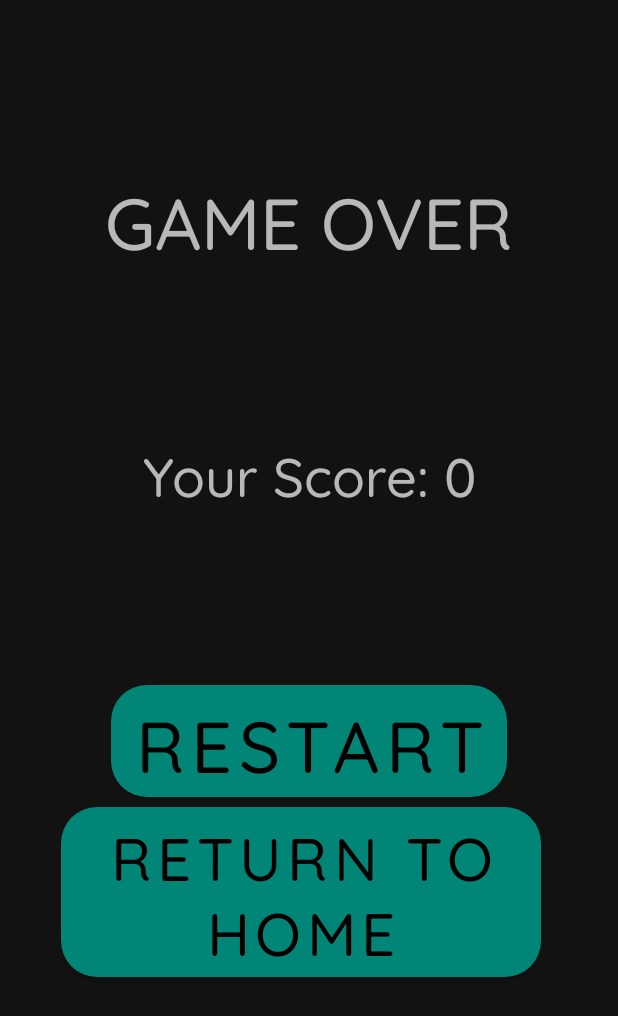
After one commit to DrewSchmitt2513/physics-based-game, an Android app: the EndActivity screen opened directly, with no data from a screen before it, on a phone screen of 412 x 824 dp. The commit adds this screen. Shown: the top 1016 px of the screen. Run offline under Robolectric (Android 15) with nearby library versions, the phone set to English and light mode, and no system bars; 1 statement that could not run was skipped.

Commit message:
Created an end screen and shifted around some methods from the GameView to the GameThread to hopefully mitigate frame skips.

```diff
--- a/App/app/src/main/AndroidManifest.xml
+++ b/App/app/src/main/AndroidManifest.xml
@@ -9,7 +9,8 @@
         android:roundIcon="@mipmap/ic_launcher_round"
         android:supportsRtl="true"
         android:theme="@style/AppTheme">
-        <activity android:name=".GameActivity"></activity>
+        <activity android:name=".EndActivity" />
+        <activity android:name=".GameActivity" android:parentActivityName=".MainActivity"/>
         <activity android:name=".MainActivity">
             <intent-filter>
                 <action android:name="android.intent.action.MAIN" />
--- /dev/null
+++ b/App/app/src/main/java/com/example/physicsbasedgame/EndActivity.java
@@ -0,0 +1,65 @@
+package com.example.physicsbasedgame;
+
+import android.annotation.SuppressLint;
+import android.content.Intent;
+import android.os.Bundle;
+import android.view.View;
+import android.widget.Button;
+import android.widget.TextView;
+
+import androidx.annotation.NonNull;
+import androidx.appcompat.app.AppCompatActivity;
+
+public class EndActivity extends AppCompatActivity {
+
+    private Button btnRestart;
+    private Button btnMenu;
+
+    private TextView txtScore;
+
+    @SuppressLint({"SetTextI18n", "DefaultLocale"})
+    @Override
+    protected void onCreate(Bundle savedInstanceState) {
+        super.onCreate(savedInstanceState);
+        setContentView(R.layout.activity_end);
+
+        Bundle extras = getIntent().getExtras();
+
+        btnRestart = findViewById(R.id.btnRestart);
+
+        btnMenu = findViewById(R.id.btnMenu);
+
+        txtScore = findViewById(R.id.text_final_score);
+
+        @NonNull int score = extras.getInt("FINAL_SCORE");
+
+        txtScore.setText(String.format("Your Score: %d", score));
+
+        btnRestart.setOnClickListener(new View.OnClickListener() {
+            @Override
+            public void onClick(View v) {
+                Intent i = new Intent(EndActivity.this, GameActivity.class);
+
+                startActivity(i);
+                finish();
+            }
+        });
+
+        btnMenu.setOnClickListener(new View.OnClickListener() {
+            @Override
+            public void onClick(View v) {
+                Intent i = new Intent(EndActivity.this, MainActivity.class);
+
+                startActivity(i);
+                finish();
+            }
+        });
+    }
+
+    @Override
+    public void onBackPressed() {
+        Intent i = new Intent(EndActivity.this, MainActivity.class);
+        startActivity(i);
+        finish();
+    }
+}
--- a/App/app/src/main/java/com/example/physicsbasedgame/MainActivity.java
+++ b/App/app/src/main/java/com/example/physicsbasedgame/MainActivity.java
@@ -27,4 +27,9 @@ public class MainActivity extends AppCompatActivity {
             }
         });
     }
+
+    @Override
+    public void onBackPressed() {
+        finish();
+    }
 }
--- /dev/null
+++ b/App/app/src/main/res/layout/activity_end.xml
@@ -0,0 +1,62 @@
+<?xml version="1.0" encoding="utf-8"?>
+<androidx.constraintlayout.widget.ConstraintLayout xmlns:android="http://schemas.android.com/apk/res/android"
+    xmlns:app="http://schemas.android.com/apk/res-auto"
+    xmlns:tools="http://schemas.android.com/tools"
+    android:layout_width="match_parent"
+    android:layout_height="match_parent"
+    tools:context=".EndActivity">
+
+    <TextView
+        android:id="@+id/text_final_score"
+        android:layout_width="wrap_content"
+        android:layout_height="wrap_content"
+        android:layout_marginTop="145dp"
+        android:text="@string/final_score"
+        android:textAlignment="center"
+        android:textSize="36sp"
+        app:layout_constraintBottom_toTopOf="@+id/btnRestart"
+        app:layout_constraintEnd_toEndOf="parent"
+        app:layout_constraintStart_toStartOf="parent"
+        app:layout_constraintTop_toTopOf="parent"
+        app:layout_constraintVertical_bias="0.569" />
+
+    <com.google.android.material.button.MaterialButton
+        android:id="@+id/btnRestart"
+        android:layout_width="wrap_content"
+        android:layout_height="wrap_content"
+        android:fontFamily="@font/quicksand_medium"
+        android:text="@string/restart"
+        android:textSize="48sp"
+        app:cornerRadius="24sp"
+        app:layout_constraintBottom_toBottomOf="parent"
+        app:layout_constraintEnd_toEndOf="parent"
+        app:layout_constraintStart_toStartOf="parent"
+        app:layout_constraintTop_toTopOf="parent"
+        app:layout_constraintVertical_bias="0.611" />
+
+    <com.google.android.material.button.MaterialButton
+        android:id="@+id/btnMenu"
+        android:layout_width="wrap_content"
+        android:layout_height="wrap_content"
+        android:fontFamily="@font/quicksand_medium"
+        android:text="@string/return_to_home"
+        android:textSize="40sp"
+        app:cornerRadius="24sp"
+        app:layout_constraintBottom_toBottomOf="parent"
+        app:layout_constraintEnd_toEndOf="parent"
+        app:layout_constraintHorizontal_bias="0.444"
+        app:layout_constraintStart_toStartOf="parent"
+        app:layout_constraintTop_toTopOf="parent"
+        app:layout_constraintVertical_bias="0.761" />
+
+    <TextView
+        android:id="@+id/death_prompt"
+        android:layout_width="wrap_content"
+        android:layout_height="wrap_content"
+        android:text="@string/you_lost"
+        android:textSize="48sp"
+        app:layout_constraintBottom_toTopOf="@+id/text_final_score"
+        app:layout_constraintEnd_toEndOf="parent"
+        app:layout_constraintStart_toStartOf="parent"
+        app:layout_constraintTop_toTopOf="parent" />
+</androidx.constraintlayout.widget.ConstraintLayout>
--- a/App/app/src/main/res/values/strings.xml
+++ b/App/app/src/main/res/values/strings.xml
@@ -2,4 +2,8 @@
     <string name="app_name">Physics Based Game</string>
     <string name="play_game">Play Game</string>
     <string name="score_value">Score: 0</string>
+    <string name="final_score">Your Score: 0</string>
+    <string name="restart">Restart</string>
+    <string name="you_lost">GAME OVER</string>
+    <string name="return_to_home">Return to Home</string>
 </resources>
```
Also changed, not shown: App/app/src/main/java/com/example/physicsbasedgame/GameActivity.java (+8 -10 lines), App/app/src/main/java/com/example/physicsbasedgame/GameThread.java (+44 -5 lines), App/app/src/main/java/com/example/physicsbasedgame/GameView.java (+33 -59 lines).
